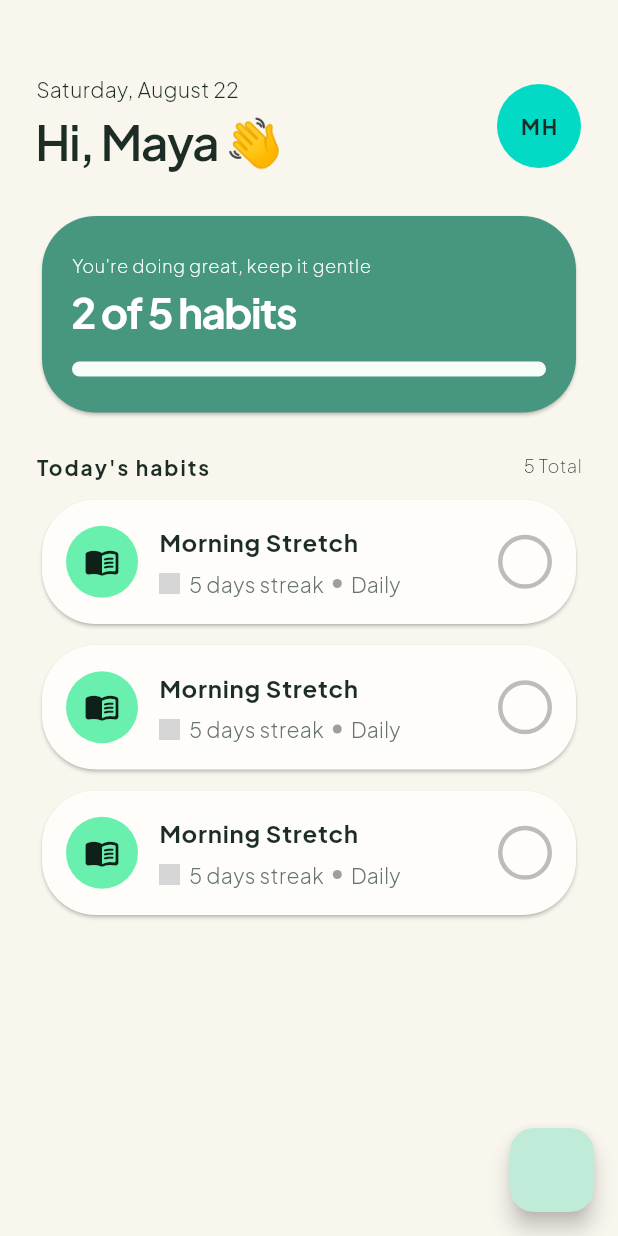
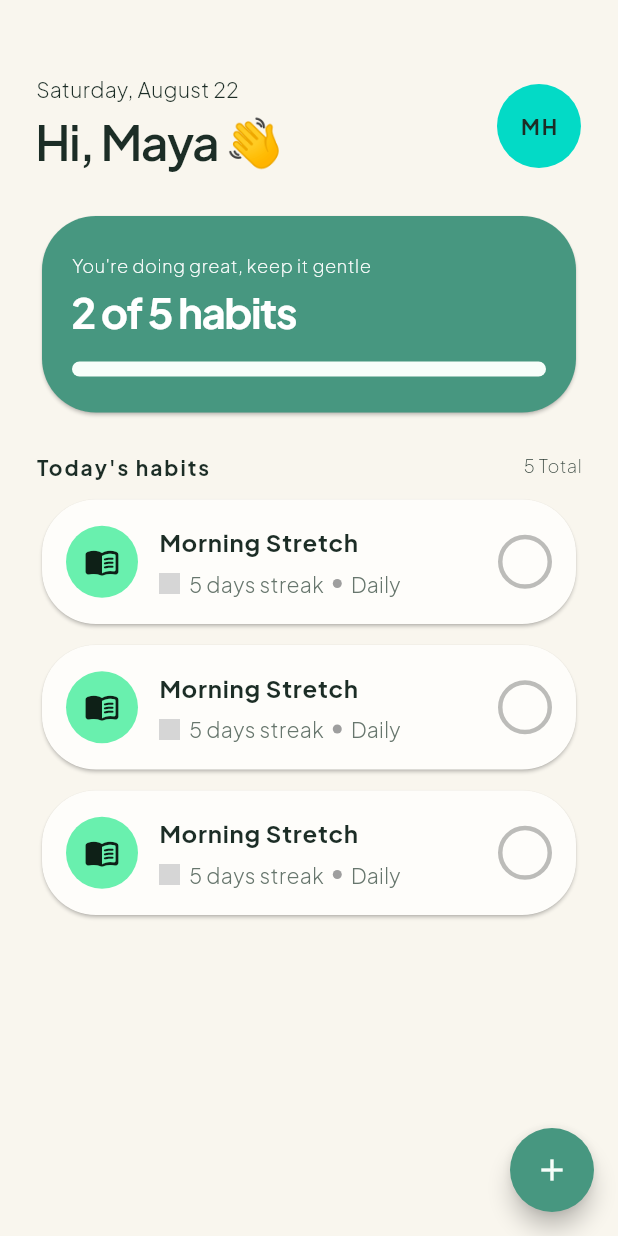
Before and after one commit to pakdhel/habitly-app-flutter, a Flutter app: the HomeScreen screen opened directly, on a phone screen of 412 x 824 dp. Run offline on Flutter 3.47's test engine with Material 3 defaults, Android fonts, the phone set to English and light mode, and no system bars; our stand-ins replace google_fonts; grey boxes are pictures that could not be loaded.

Commit message:
memperbaiki floating button

```diff
--- a/lib/screen/home/home_screen.dart
+++ b/lib/screen/home/home_screen.dart
@@ -110,7 +110,14 @@ class HomeScreen extends StatelessWidget {
           ],
         ),
       ),
-      floatingActionButton: FloatingActionButton(onPressed: () {}),
+      floatingActionButton: FloatingActionButton(
+        backgroundColor: colorScheme.primary,
+        foregroundColor: colorScheme.onPrimary,
+        shape: RoundedRectangleBorder(borderRadius: BorderRadius.circular(100)),
+        onPressed: () {},
+
+        child: Icon(Icons.add),
+      ),
     );
   }
 }
```
